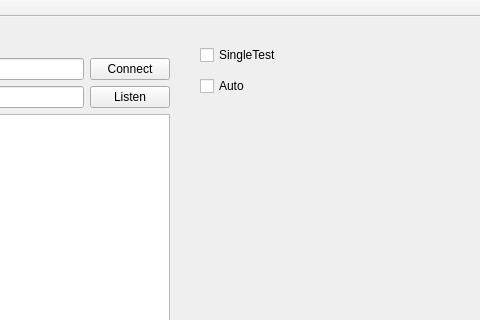
Before: the Qt Designer form RobotStore/mainwindow.ui in hajunsong/RobotStore, drawn with Qt 5; both pictures show x 360 to 840 and y 0 to 320 of the 1192 by 670 pixel window.
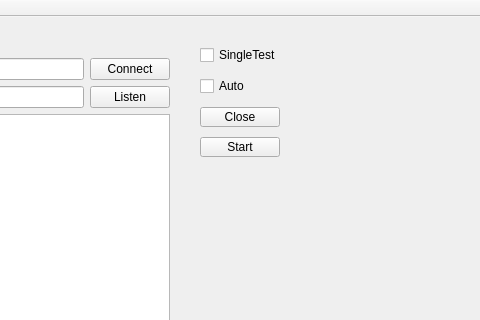
After: the same form once the commit is applied.

Commit message: UI cancel and finish function add

```diff
--- a/RobotStore/mainwindow.ui
+++ b/RobotStore/mainwindow.ui
@@ -124,6 +124,32 @@
      <string>Auto</string>
     </property>
    </widget>
+   <widget class="QPushButton" name="btnClose">
+    <property name="geometry">
+     <rect>
+      <x>560</x>
+      <y>90</y>
+      <width>80</width>
+      <height>20</height>
+     </rect>
+    </property>
+    <property name="text">
+     <string>Close</string>
+    </property>
+   </widget>
+   <widget class="QPushButton" name="btnStart">
+    <property name="geometry">
+     <rect>
+      <x>560</x>
+      <y>120</y>
+      <width>80</width>
+      <height>20</height>
+     </rect>
+    </property>
+    <property name="text">
+     <string>Start</string>
+    </property>
+   </widget>
   </widget>
   <widget class="QMenuBar" name="menuBar">
    <property name="geometry">
```
The commit also changes 2 other files.
